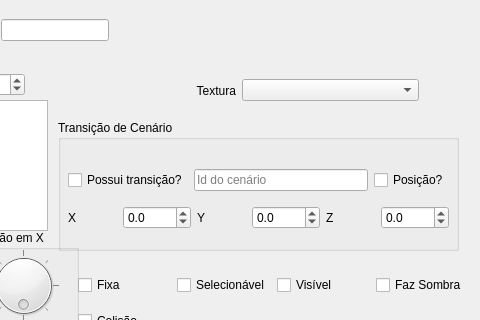
The window that ifg/qt/ui/forma.ui (matferib/tabuleiro-virtual) describes before a commit, drawn with Qt 5; both pictures show x 392 to 872 and y 0 to 320 of the 872 by 561 pixel window.
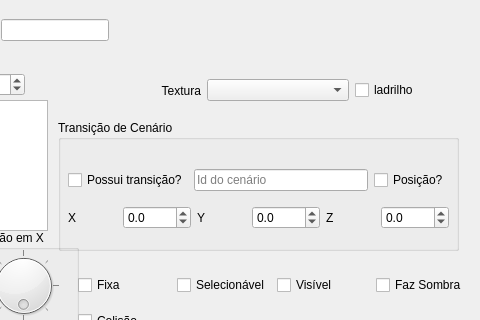
The same window after the commit.

The edit to the form file:
```diff
--- a/ifg/qt/ui/forma.ui
+++ b/ifg/qt/ui/forma.ui
@@ -557,6 +557,22 @@
     <item>
      <widget class="QComboBox" name="combo_textura"/>
     </item>
+    <item>
+     <widget class="QCheckBox" name="checkbox_ladrilho">
+      <property name="sizePolicy">
+       <sizepolicy hsizetype="Fixed" vsizetype="Fixed">
+        <horstretch>0</horstretch>
+        <verstretch>0</verstretch>
+       </sizepolicy>
+      </property>
+      <property name="toolTip">
+       <string>Se verdadeiro, nao sera movel. Selecionavel apenas com duplo clique.</string>
+      </property>
+      <property name="text">
+       <string>ladrilho</string>
+      </property>
+     </widget>
+    </item>
    </layout>
   </widget>
   <widget class="QWidget" name="horizontalLayoutWidget_6">
```
